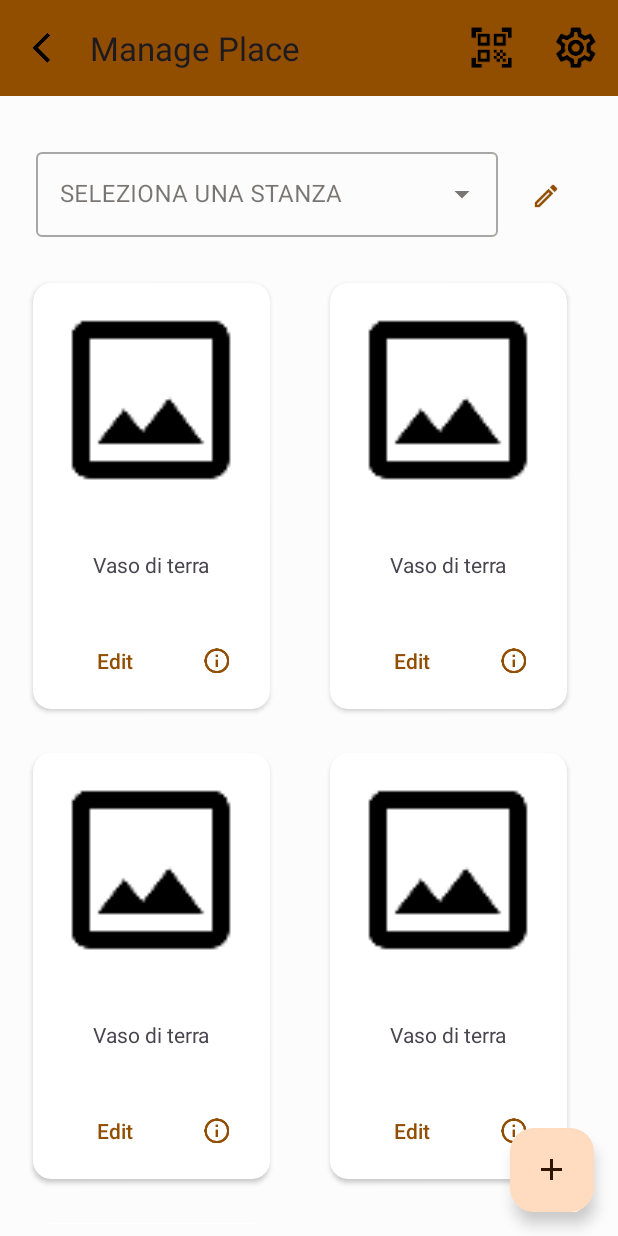
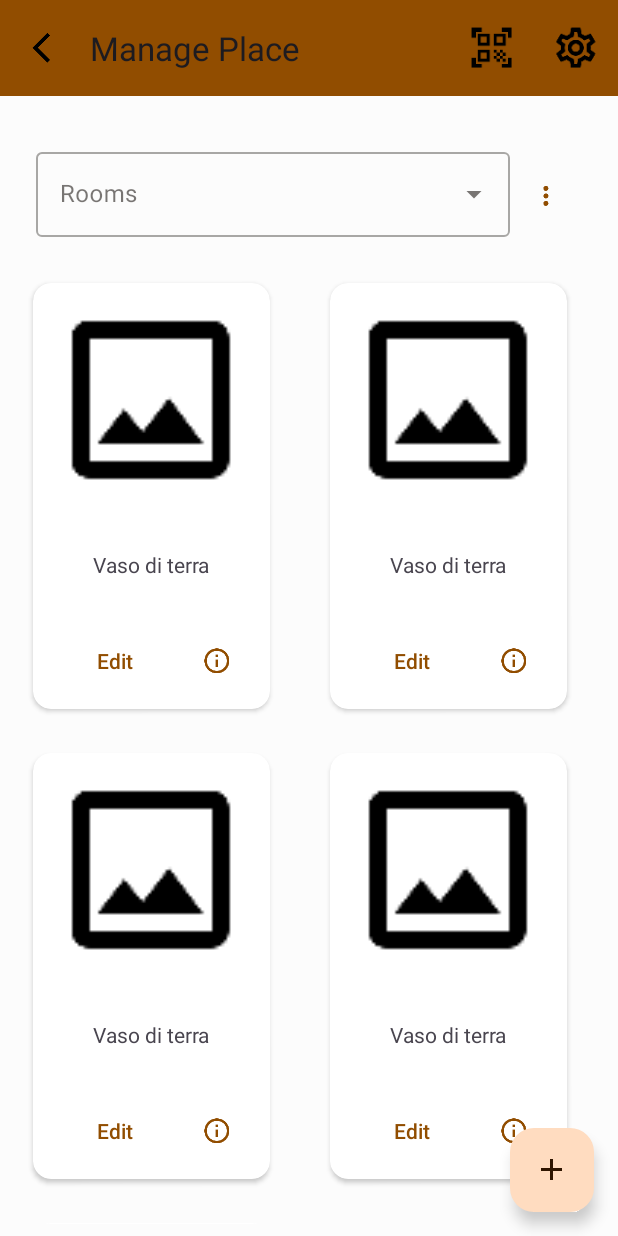
Before and after one commit to ApuliaCreativeHub/E-Culture-Tool, an Android app: the fragment ManagePlaceFragment placed in its activity, on a phone screen of 412 x 824 dp. Run offline under Robolectric (Android 15) with nearby library versions, the phone set to English and light mode, and no system bars.

Commit message:
Rooms CRUD

```diff
--- a/app/src/main/java/com/apuliacreativehub/eculturetool/ui/places/AbstractPlaceViewModel.java
+++ b/app/src/main/java/com/apuliacreativehub/eculturetool/ui/places/AbstractPlaceViewModel.java
@@ -39,7 +39,7 @@ abstract public class AbstractPlaceViewModel extends AndroidViewModel {
     }
 
     public boolean isNameCorrect(String name) {
-        return name.length() > MIN_LENGTH_NAME && name.length() < MAX_LENGTH_NAME;
+        return name.length() >= MIN_LENGTH_NAME && name.length() <= MAX_LENGTH_NAME;
     }
 
     public String getAddress() {
@@ -51,7 +51,7 @@ abstract public class AbstractPlaceViewModel extends AndroidViewModel {
     }
 
     public boolean isAddressCorrect(String address) {
-        return address.length() > MIN_LENGTH_ADDRESS && address.length() < MAX_LENGTH_ADDRESS;
+        return address.length() >= MIN_LENGTH_ADDRESS && address.length() <= MAX_LENGTH_ADDRESS;
     }
 
     public String getDescription() {
@@ -63,7 +63,7 @@ abstract public class AbstractPlaceViewModel extends AndroidViewModel {
     }
 
     public boolean isDescriptionCorrect(String description) {
-        return description.length() > MIN_LENGTH_DESCRIPTION && description.length() < MAX_LENGTH_DESCRIPTION;
+        return description.length() >= MIN_LENGTH_DESCRIPTION && description.length() <= MAX_LENGTH_DESCRIPTION;
     }
 
     public Uri getImage() {
--- a/app/src/main/java/com/apuliacreativehub/eculturetool/ui/places/CreatePathFragment.java
+++ b/app/src/main/java/com/apuliacreativehub/eculturetool/ui/places/CreatePathFragment.java
@@ -20,7 +20,7 @@ public class CreatePathFragment extends Fragment {
         super.onCreate(savedInstanceState);
     }
 
-    @Override //TODO: SOSTITUIRE
+    @Override
     public View onCreateView(LayoutInflater inflater, ViewGroup container, Bundle savedInstanceState) {
         return inflater.inflate(R.layout.fragment_create_path, container, false);
     }
@@ -33,4 +33,5 @@ public class CreatePathFragment extends Fragment {
         toolbar.setNavigationIcon(R.mipmap.outline_arrow_back_ios_black_24);
         toolbar.setNavigationOnClickListener(v -> requireActivity().getSupportFragmentManager().popBackStack());
     }
+
 }
--- a/app/src/main/java/com/apuliacreativehub/eculturetool/ui/places/ManagePlaceFragment.java
+++ b/app/src/main/java/com/apuliacreativehub/eculturetool/ui/places/ManagePlaceFragment.java
@@ -2,39 +2,46 @@ package com.apuliacreativehub.eculturetool.ui.places;
 
 import android.os.Bundle;
 import android.util.Log;
-import android.view.KeyEvent;
 import android.view.LayoutInflater;
 import android.view.View;
 import android.view.ViewGroup;
-import android.widget.AdapterView;
+import android.view.inputmethod.EditorInfo;
 import android.widget.ArrayAdapter;
 import android.widget.AutoCompleteTextView;
-import android.widget.TextView;
+import android.widget.Button;
+import android.widget.PopupMenu;
 
 import androidx.annotation.NonNull;
 import androidx.annotation.Nullable;
 import androidx.appcompat.widget.Toolbar;
+import androidx.fragment.app.DialogFragment;
 import androidx.fragment.app.Fragment;
 import androidx.recyclerview.widget.GridLayoutManager;
 import androidx.recyclerview.widget.RecyclerView;
 
 import com.apuliacreativehub.eculturetool.R;
+import com.apuliacreativehub.eculturetool.ui.component.ConfirmationDialog;
 import com.apuliacreativehub.eculturetool.ui.component.ListArtifactsAdapter;
 import com.apuliacreativehub.eculturetool.ui.component.TransactionHelper;
 
 import java.util.ArrayList;
 
-public class ManagePlaceFragment extends Fragment {
-
+public class ManagePlaceFragment extends Fragment implements ConfirmationDialog.ConfirmationDialogListener {
     private static final int NUMBER_COLUMN = 2;
+    private static final int MIN_LENGTH_NAME = 2;
+    private static final int MAX_LENGTH_NAME = 25;
 
     private View view;
     private ArrayAdapter arrayOptionsAdapter;
+    private ArrayList<String> roomsDataset;
     private AutoCompleteTextView autoCompleteTextView;
     private RecyclerView recyclerGridView;
     private GridLayoutManager gridLayoutManager;
     private ListArtifactsAdapter listArtifactsAdapter;
     private ArrayList<String> mDataset;
+    private boolean selected = false;
+    private boolean add;
+    private int roomId;
 
     @Override
     public void onCreate(Bundle savedInstanceState) {
@@ -79,24 +86,13 @@ public class ManagePlaceFragment extends Fragment {
 
     private void setSelectElement() {
         //TODO: Fetch room
-        arrayOptionsAdapter = new ArrayAdapter(getContext(), R.layout.item_select_room, new String[]{"Stanza A", "Stanza B", " Stanza C"});
+        roomsDataset = new ArrayList<>();
+        roomsDataset.add("Stanza A");
+        roomsDataset.add("Stanza B");
+        roomsDataset.add("Stanza C");
+        arrayOptionsAdapter = new ArrayAdapter(getContext(), R.layout.item_select_room, roomsDataset);
         autoCompleteTextView = view.findViewById(R.id.selectRoomAutoComplete);
         autoCompleteTextView.setAdapter(arrayOptionsAdapter);
-
-        autoCompleteTextView.setOnEditorActionListener(new TextView.OnEditorActionListener() {
-            @Override
-            public boolean onEditorAction(TextView v, int actionId, KeyEvent event) {
-                Log.i("ENTER", "OK");
-                return false;
-            }
-        });
-
-        autoCompleteTextView.setOnItemClickListener(new AdapterView.OnItemClickListener() {
-            @Override
-            public void onItemClick(AdapterView<?> parent, View view, int position, long id) {
-                Log.i("CLICK", "OK");
-            }
-        });
     }
 
     private void setDynamicRecycleView() {
@@ -107,4 +103,99 @@ public class ManagePlaceFragment extends Fragment {
         recyclerGridView.setAdapter(listArtifactsAdapter);
     }
 
+    public void onStart() {
+        super.onStart();
+
+        autoCompleteTextView.setOnItemClickListener((parent, view, position, id) -> {
+            if(autoCompleteTextView.getInputType() != EditorInfo.TYPE_NULL)
+                autoCompleteTextView.setInputType(EditorInfo.TYPE_NULL);
+            selected = true;
+            roomId = position;
+        });
+
+        autoCompleteTextView.setOnEditorActionListener((textView, i, keyEvent) -> {
+            String name = textView.getText().toString();
+            if(checkRoomName(name)) {
+                autoCompleteTextView.setError(null);
+                roomsDataset.add(name);
+                if(add) {
+                    // TODO: Insert Room API
+                } else {
+                    roomsDataset.remove(roomId);
+                    // TODO: Update Room API
+                }
+            } else {
+                autoCompleteTextView.setError(getString(R.string.invalid_room));
+            }
+
+            arrayOptionsAdapter.clear();
+            arrayOptionsAdapter.addAll(roomsDataset);
+            arrayOptionsAdapter.notifyDataSetChanged();
+
+            autoCompleteTextView.setInputType(EditorInfo.TYPE_NULL);
+            autoCompleteTextView.setText("");
+
+            return true;
+        });
+
+        Button btnRoomOptions = view.findViewById(R.id.btnRoomOptions);
+        btnRoomOptions.setOnClickListener(view -> {
+            showMenu(view, R.menu.context_menu_room);
+        });
+    }
+
+    private boolean checkRoomName(String name) {
+        return name.length() >= MIN_LENGTH_NAME && name.length() <= MAX_LENGTH_NAME;
+    }
+
+    private void showMenu(View view, int menu) {
+        PopupMenu popupMenu = new PopupMenu(getContext(), view);
+        popupMenu.inflate(menu);
+
+        popupMenu.setOnMenuItemClickListener(menuItem -> {
+            switch(menuItem.getItemId()) {
+                case R.id.addRoom:
+                    add = true;
+                    autoCompleteTextView.setText("");
+                    autoCompleteTextView.setInputType(EditorInfo.TYPE_CLASS_TEXT);
+                    break;
+                case R.id.editRoom:
+                    if(selected) {
+                        add = false;
+                        selected = false;
+                        autoCompleteTextView.setInputType(EditorInfo.TYPE_CLASS_TEXT);
+                    }
+                    break;
+                case R.id.deleteRoom:
+                    showNoticeDialog();
+                    break;
+            }
+            return true;
+        });
+
+        popupMenu.show();
+    }
+
+    public void showNoticeDialog() {
+        DialogFragment dialog = new ConfirmationDialog(getString(R.string.warning_dialog_title), getString(R.string.warning_delete_room), "DELETE_ROOM");
+        dialog.show(getChildFragmentManager(), "NoticeDialogFragment");
+    }
+
+    @Override
+    public void onDialogPositiveClick(DialogFragment dialog) {
+        Log.i("Response", "AOPOSITIVE");
+
+        if(selected) {
+            roomsDataset.remove(roomId);
+            autoCompleteTextView.setText("");
+            selected = false;
+            // TODO: Delete Room API
+        }
+    }
+
+    @Override
+    public void onDialogNegativeClick(DialogFragment dialog) {
+        Log.i("Response", "NEGATIVE");
+    }
+
 }
--- a/app/src/main/res/layout/fragment_manage_place.xml
+++ b/app/src/main/res/layout/fragment_manage_place.xml
@@ -23,14 +23,14 @@
             android:layout_height="wrap_content"
             android:orientation="horizontal"
             android:padding="16dp">
+
             <com.google.android.material.textfield.TextInputLayout
                 style="@style/Widget.MaterialComponents.TextInputLayout.OutlinedBox.ExposedDropdownMenu"
-                android:layout_width="match_parent"
+                android:layout_width="0dp"
                 android:layout_height="wrap_content"
-                android:paddingRight="8dp"
                 android:layout_weight="1"
                 android:ellipsize="end"
-                android:hint="SELEZIONA UNA STANZA"
+                android:hint="@string/rooms"
                 android:maxLines="1"
                 android:textAppearance="?attr/textAppearanceSubtitle1">
 
@@ -38,16 +38,20 @@
                     android:id="@+id/selectRoomAutoComplete"
                     android:layout_width="match_parent"
                     android:layout_height="wrap_content"
-                    android:inputType="text"
-                    android:popupElevation="16dp" />
+                    android:inputType="none"
+                    android:popupElevation="16dp"
+                    android:labelFor="@id/selectRoomAutoComplete" />
+
             </com.google.android.material.textfield.TextInputLayout>
+
             <Button
-                android:id="@+id/elevatedButton"
+                android:id="@+id/btnRoomOptions"
                 android:layout_width="wrap_content"
                 android:layout_height="wrap_content"
-                app:icon="@mipmap/outline_mode_edit_black_48"
+                app:icon="@mipmap/outline_more_vert_black_48"
                 app:iconGravity="textEnd"
                 style="@style/Widget.Material3.Button.IconButton"/>
+
         </LinearLayout>
 
         <androidx.recyclerview.widget.RecyclerView
@@ -56,6 +60,7 @@
             android:layout_height="match_parent" />
 
     </LinearLayout>
+
     <androidx.appcompat.widget.Toolbar
         android:id="@+id/managePlaceToolbar"
         android:layout_width="match_parent"
--- /dev/null
+++ b/app/src/main/res/menu/context_menu_room.xml
@@ -0,0 +1,12 @@
+<menu xmlns:android="http://schemas.android.com/apk/res/android">
+
+    <item android:id="@+id/addRoom"
+        android:title="@string/add" />
+
+    <item android:id="@+id/editRoom"
+        android:title="@string/edit" />
+
+    <item android:id="@+id/deleteRoom"
+        android:title="@string/delete" />
+
+</menu>
--- a/app/src/main/res/values/strings.xml
+++ b/app/src/main/res/values/strings.xml
@@ -69,7 +69,6 @@
     <string name="old_password">Old Password</string>
     <string name="new_password">New Password</string>
     <string name="change_your_information">Change Your Information</string>
-    <string name="edit">Edit</string>
     <string name="manage_places">Manage Places</string>
     <string name="logout">Logout</string>
     <string name="name_subject_label">Name:</string>
@@ -124,6 +123,7 @@
     <string name="warning_delete_account">Are you sure you want to delete your account?</string>
     <string name="warning_exit_account">Are you sure you want to exit your account?</string>
     <string name="warning_delete_place">Are you sure you want to delete your place?</string>
+    <string name="warning_delete_room">Are you sure you want to delete this room?</string>
 
     <string name="paths_section">Go to paths section</string>
     <!-- TODO: Remove or change this placeholder text -->
@@ -137,4 +137,10 @@
     <string name="delete_your_place">Delete Your Place</string>
     <string name="scan_qrcode">Scan QrCode</string>
     <string name="create_new_artifact">Create new artifact</string>
+    <string name="rooms">Rooms</string>
+    <string name="add">Add</string>
+    <string name="edit">Edit</string>
+    <string name="delete">Delete</string>
+
+    <string name="invalid_room">Please enter a room name between 2 and 25 characters</string>
 </resources>
```
